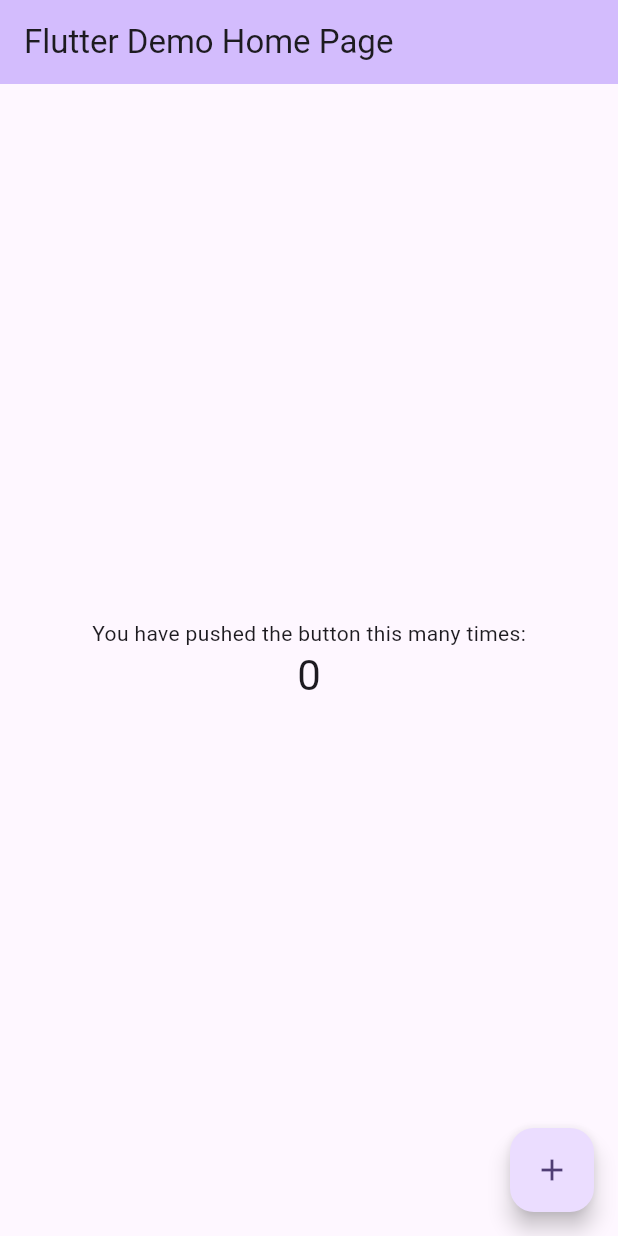
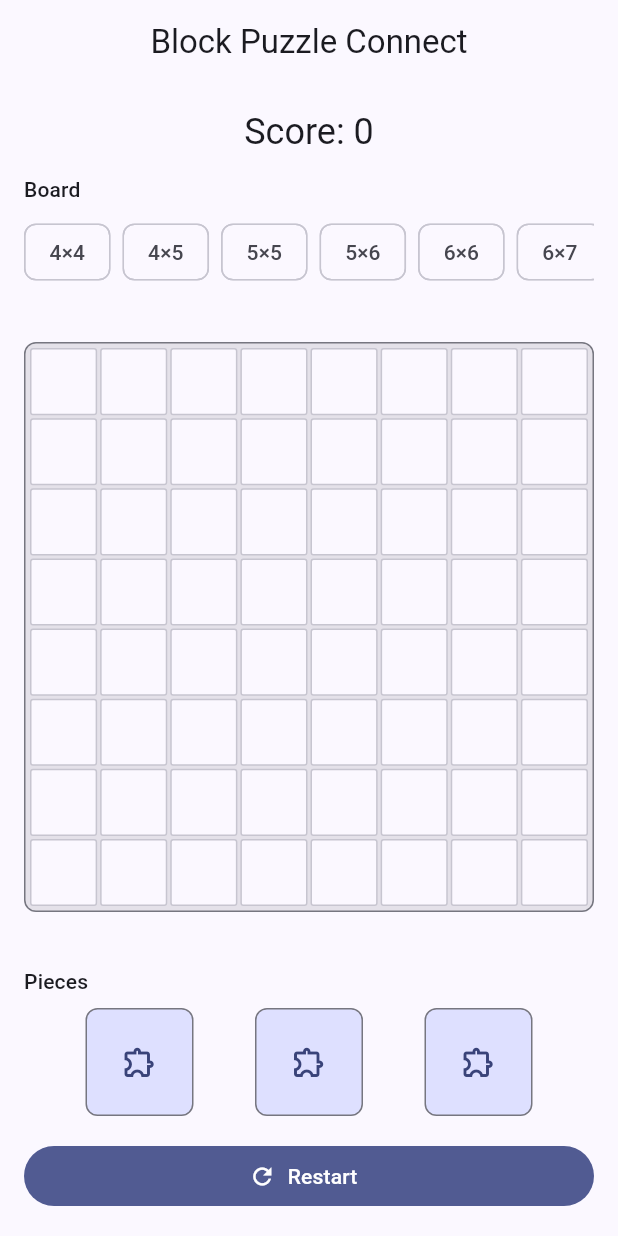
Before and after one commit to wyldmyles/block_puzzle_connect, a Flutter app: the screen it shows after launch, on a phone screen of 412 x 824 dp. Run offline on Flutter 3.47's test engine with Material 3 defaults, Android fonts, the phone set to English and light mode, and no system bars.

Commit message:
v0.1.0: Build first block puzzle app shell

```diff
--- a/lib/main.dart
+++ b/lib/main.dart
@@ -1,122 +1,248 @@
+import 'dart:math' as math;
+
 import 'package:flutter/material.dart';
 
 void main() {
-  runApp(const MyApp());
+  runApp(const BlockPuzzleConnectApp());
 }
 
-class MyApp extends StatelessWidget {
-  const MyApp({super.key});
+/// Describes a playable board size.
+class BoardConfig {
+  const BoardConfig({
+    required this.rows,
+    required this.columns,
+    required this.label,
+  });
 
-  // This widget is the root of your application.
+  final int rows;
+  final int columns;
+  final String label;
+
+  @override
+  bool operator ==(Object other) =>
+      identical(this, other) ||
+      other is BoardConfig &&
+          rows == other.rows &&
+          columns == other.columns &&
+          label == other.label;
+
+  @override
+  int get hashCode => Object.hash(rows, columns, label);
+}
+
+const List<BoardConfig> kBoardConfigs = [
+  BoardConfig(rows: 4, columns: 4, label: '4×4'),
+  BoardConfig(rows: 4, columns: 5, label: '4×5'),
+  BoardConfig(rows: 5, columns: 5, label: '5×5'),
+  BoardConfig(rows: 5, columns: 6, label: '5×6'),
+  BoardConfig(rows: 6, columns: 6, label: '6×6'),
+  BoardConfig(rows: 6, columns: 7, label: '6×7'),
+  BoardConfig(rows: 7, columns: 7, label: '7×7'),
+  BoardConfig(rows: 7, columns: 8, label: '7×8'),
+  BoardConfig(rows: 8, columns: 8, label: '8×8'),
+  BoardConfig(rows: 8, columns: 9, label: '8×9'),
+  BoardConfig(rows: 9, columns: 9, label: '9×9'),
+];
+
+const BoardConfig kDefaultBoardConfig = BoardConfig(
+  rows: 8,
+  columns: 8,
+  label: '8×8',
+);
+
+class BlockPuzzleConnectApp extends StatelessWidget {
+  const BlockPuzzleConnectApp({super.key});
+
   @override
   Widget build(BuildContext context) {
     return MaterialApp(
-      title: 'Flutter Demo',
+      title: 'Block Puzzle Connect',
       theme: ThemeData(
-        // This is the theme of your application.
-        //
-        // TRY THIS: Try running your application with "flutter run". You'll see
-        // the application has a purple toolbar. Then, without quitting the app,
-        // try changing the seedColor in the colorScheme below to Colors.green
-        // and then invoke "hot reload" (save your changes or press the "hot
-        // reload" button in a Flutter-supported IDE, or press "r" if you used
-        // the command line to start the app).
-        //
-        // Notice that the counter didn't reset back to zero; the application
-        // state is not lost during the reload. To reset the state, use hot
-        // restart instead.
-        //
-        // This works for code too, not just values: Most code changes can be
-        // tested with just a hot reload.
-        colorScheme: .fromSeed(seedColor: Colors.deepPurple),
+        colorScheme: ColorScheme.fromSeed(seedColor: Colors.indigo),
+        useMaterial3: true,
       ),
-      home: const MyHomePage(title: 'Flutter Demo Home Page'),
+      home: const GamePage(),
     );
   }
 }
 
-class MyHomePage extends StatefulWidget {
-  const MyHomePage({super.key, required this.title});
-
-  // This widget is the home page of your application. It is stateful, meaning
-  // that it has a State object (defined below) that contains fields that affect
-  // how it looks.
-
-  // This class is the configuration for the state. It holds the values (in this
-  // case the title) provided by the parent (in this case the App widget) and
-  // used by the build method of the State. Fields in a Widget subclass are
-  // always marked "final".
-
-  final String title;
+class GamePage extends StatefulWidget {
+  const GamePage({super.key});
 
   @override
-  State<MyHomePage> createState() => _MyHomePageState();
+  State<GamePage> createState() => _GamePageState();
 }
 
-class _MyHomePageState extends State<MyHomePage> {
-  int _counter = 0;
+class _GamePageState extends State<GamePage> {
+  BoardConfig _boardConfig = kDefaultBoardConfig;
+  int _score = 0;
 
-  void _incrementCounter() {
-    setState(() {
-      // This call to setState tells the Flutter framework that something has
-      // changed in this State, which causes it to rerun the build method below
-      // so that the display can reflect the updated values. If we changed
-      // _counter without calling setState(), then the build method would not be
-      // called again, and so nothing would appear to happen.
-      _counter++;
-    });
+  void _onBoardConfigChanged(BoardConfig config) {
+    setState(() => _boardConfig = config);
+  }
+
+  void _onRestart() {
+    setState(() => _score = 0);
   }
 
   @override
   Widget build(BuildContext context) {
-    // This method is rerun every time setState is called, for instance as done
-    // by the _incrementCounter method above.
-    //
-    // The Flutter framework has been optimized to make rerunning build methods
-    // fast, so that you can just rebuild anything that needs updating rather
-    // than having to individually change instances of widgets.
+    final colorScheme = Theme.of(context).colorScheme;
+
     return Scaffold(
       appBar: AppBar(
-        // TRY THIS: Try changing the color here to a specific color (to
-        // Colors.amber, perhaps?) and trigger a hot reload to see the AppBar
-        // change color while the other colors stay the same.
-        backgroundColor: Theme.of(context).colorScheme.inversePrimary,
-        // Here we take the value from the MyHomePage object that was created by
-        // the App.build method, and use it to set our appbar title.
-        title: Text(widget.title),
+        title: const Text('Block Puzzle Connect'),
+        centerTitle: true,
       ),
-      body: Center(
-        // Center is a layout widget. It takes a single child and positions it
-        // in the middle of the parent.
+      body: SafeArea(
+        child: Padding(
+          padding: const EdgeInsets.all(16),
           child: Column(
-          // Column is also a layout widget. It takes a list of children and
-          // arranges them vertically. By default, it sizes itself to fit its
-          // children horizontally, and tries to be as tall as its parent.
-          //
-          // Column has various properties to control how it sizes itself and
-          // how it positions its children. Here we use mainAxisAlignment to
-          // center the children vertically; the main axis here is the vertical
-          // axis because Columns are vertical (the cross axis would be
-          // horizontal).
-          //
-          // TRY THIS: Invoke "debug painting" (choose the "Toggle Debug Paint"
-          // action in the IDE, or press "p" in the console), to see the
-          // wireframe for each widget.
-          mainAxisAlignment: .center,
+            crossAxisAlignment: CrossAxisAlignment.stretch,
             children: [
-            const Text('You have pushed the button this many times:'),
               Text(
-              '$_counter',
-              style: Theme.of(context).textTheme.headlineMedium,
+                'Score: $_score',
+                style: Theme.of(context).textTheme.headlineSmall,
+                textAlign: TextAlign.center,
+              ),
+              const SizedBox(height: 12),
+              Text(
+                'Board',
+                style: Theme.of(context).textTheme.titleSmall,
+              ),
+              const SizedBox(height: 8),
+              SizedBox(
+                height: 48,
+                child: ListView.separated(
+                  scrollDirection: Axis.horizontal,
+                  itemCount: kBoardConfigs.length,
+                  separatorBuilder: (_, _) => const SizedBox(width: 8),
+                  itemBuilder: (context, index) {
+                    final config = kBoardConfigs[index];
+                    final selected = config == _boardConfig;
+                    return ChoiceChip(
+                      label: Text(config.label),
+                      selected: selected,
+                      onSelected: (_) => _onBoardConfigChanged(config),
+                    );
+                  },
+                ),
+              ),
+              const SizedBox(height: 16),
+              Expanded(
+                child: Center(
+                  child: _BoardPreview(config: _boardConfig),
+                ),
+              ),
+              const SizedBox(height: 16),
+              Text(
+                'Pieces',
+                style: Theme.of(context).textTheme.titleSmall,
+              ),
+              const SizedBox(height: 8),
+              Row(
+                mainAxisAlignment: MainAxisAlignment.spaceEvenly,
+                children: List.generate(
+                  3,
+                  (index) => _PiecePlaceholder(color: colorScheme.primaryContainer),
+                ),
+              ),
+              const SizedBox(height: 16),
+              FilledButton.icon(
+                onPressed: _onRestart,
+                icon: const Icon(Icons.refresh),
+                label: const Text('Restart'),
               ),
             ],
           ),
         ),
-      floatingActionButton: FloatingActionButton(
-        onPressed: _incrementCounter,
-        tooltip: 'Increment',
-        child: const Icon(Icons.add),
       ),
     );
   }
 }
+
+class _BoardPreview extends StatelessWidget {
+  const _BoardPreview({required this.config});
+
+  final BoardConfig config;
+
+  @override
+  Widget build(BuildContext context) {
+    final colorScheme = Theme.of(context).colorScheme;
+
+    return LayoutBuilder(
+      builder: (context, constraints) {
+        final maxSide = math.min(constraints.maxWidth, constraints.maxHeight);
+        final aspectRatio = config.columns / config.rows;
+        late double boardWidth;
+        late double boardHeight;
+
+        if (aspectRatio >= 1) {
+          boardWidth = maxSide;
+          boardHeight = maxSide / aspectRatio;
+        } else {
+          boardHeight = maxSide;
+          boardWidth = maxSide * aspectRatio;
+        }
+
+        return SizedBox(
+          width: boardWidth,
+          height: boardHeight,
+          child: DecoratedBox(
+            decoration: BoxDecoration(
+              color: colorScheme.surfaceContainerHighest,
+              borderRadius: BorderRadius.circular(8),
+              border: Border.all(color: colorScheme.outline),
+            ),
+            child: GridView.builder(
+              physics: const NeverScrollableScrollPhysics(),
+              padding: const EdgeInsets.all(4),
+              gridDelegate: SliverGridDelegateWithFixedCrossAxisCount(
+                crossAxisCount: config.columns,
+                mainAxisSpacing: 2,
+                crossAxisSpacing: 2,
+              ),
+              itemCount: config.rows * config.columns,
+              itemBuilder: (context, index) {
+                return DecoratedBox(
+                  decoration: BoxDecoration(
+                    color: colorScheme.surface,
+                    borderRadius: BorderRadius.circular(2),
+                    border: Border.all(
+                      color: colorScheme.outlineVariant,
+                    ),
+                  ),
+                );
+              },
+            ),
+          ),
+        );
+      },
+    );
+  }
+}
+
+class _PiecePlaceholder extends StatelessWidget {
+  const _PiecePlaceholder({required this.color});
+
+  final Color color;
+
+  @override
+  Widget build(BuildContext context) {
+    return Container(
+      width: 72,
+      height: 72,
+      decoration: BoxDecoration(
+        color: color,
+        borderRadius: BorderRadius.circular(8),
+        border: Border.all(
+          color: Theme.of(context).colorScheme.outline,
+        ),
+      ),
+      child: Icon(
+        Icons.extension_outlined,
+        color: Theme.of(context).colorScheme.onPrimaryContainer,
+      ),
+    );
+  }
+}
```
Also changed, not shown: 1 other file. Lines whose indentation alone changed are shown as unchanged.
